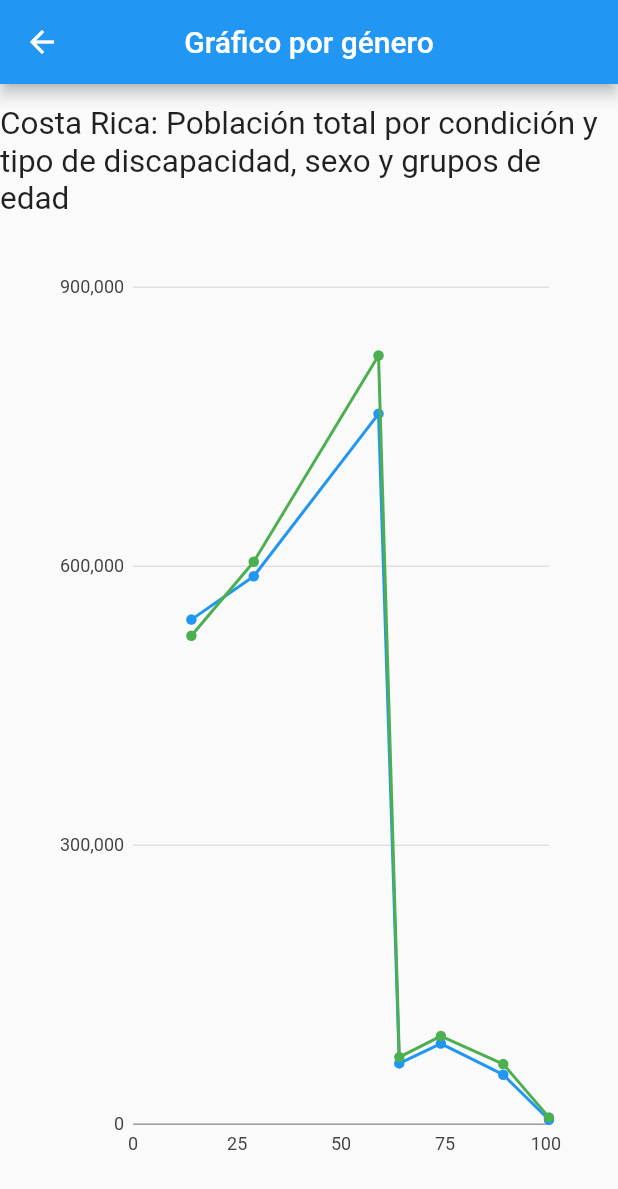
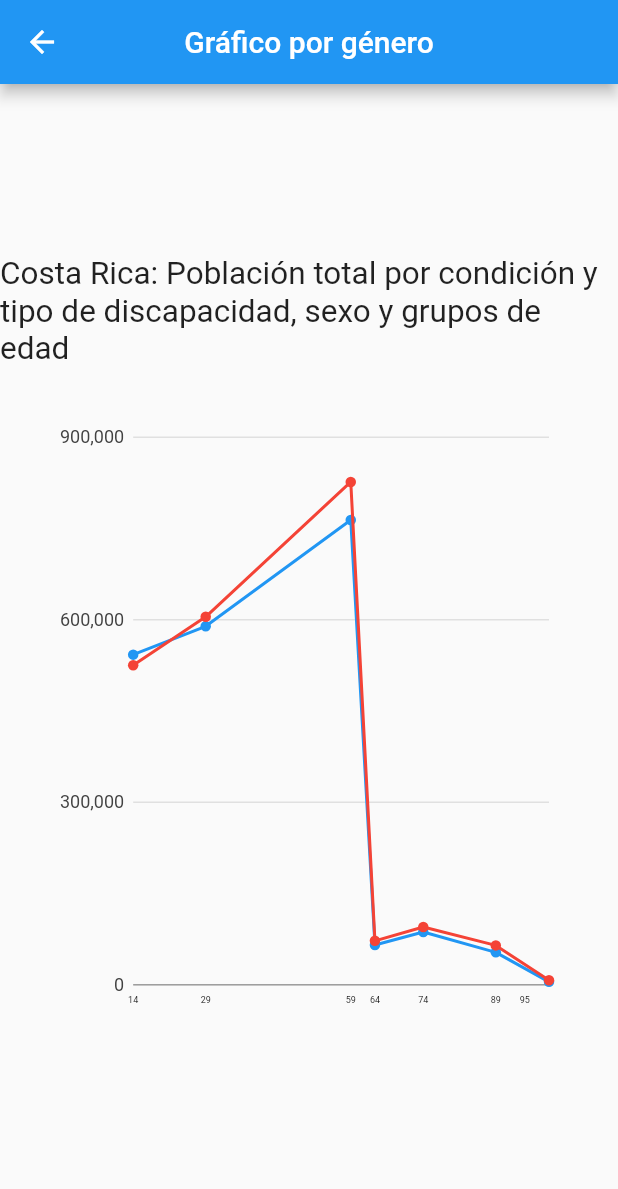
Before and after one commit to Barbara24/Visualizacion1, a Flutter app: the Lines screen opened directly, on a phone screen of 412 x 824 dp. Shown: the top 1189 px of the screen. Run offline on Flutter 3.47's test engine with Material 2 defaults, Android fonts, the phone set to English and light mode, and no system bars; our stand-ins replace charts_flutter.

Commit message:
[Update] Graphs Details

```diff
--- a/first_project/lib/genero.dart
+++ b/first_project/lib/genero.dart
@@ -14,10 +14,11 @@ class Genero {
   final String mental;
   final String ninguna;
   final charts.Color color;
+  final String rango;
 
 
   Genero(this.sexo,this.rangoEdades, this.poblacionTotal, this.lentesPuestos, this.hablar, this.caminar, this.brazos, this.intelectual,
-      this.mental,this.ninguna,Color color)
+      this.mental,this.ninguna,Color color, this.rango)
       : this.color = new charts.Color(
       r: color.red, g: color.green, b: color.blue, a: color.alpha);
 }
--- a/first_project/lib/lines.dart
+++ b/first_project/lib/lines.dart
@@ -3,6 +3,9 @@ import 'package:first_project/genero.dart';
 import 'package:flutter/cupertino.dart';
 import 'package:flutter/material.dart';
 import 'package:charts_flutter/flutter.dart' as charts;
+import 'dart:math';
+import 'package:charts_flutter/src/text_element.dart';
+import 'package:charts_flutter/src/text_style.dart' as style;
 
 import 'data.dart';
 
@@ -20,49 +23,103 @@ class LinesState extends State<Lines>{
 
   @override
   Widget build(BuildContext context) {
-    final myFakeDesktopData = [
-      new Genero("Hombre",14, 542618,"1844","4748","2523","1228","5686","1713","522484",Colors.red),
-      new Genero("Hombre",29, 589260,"2705","2870","4800","2465","6587","2948","559775",Colors.red),
-      new Genero("Hombre",59, 763923,"10727","4633","24450","9601","5975","5888","670212",Colors.red),
-      new Genero("Hombre",64, 65432,"2963","680","6209","2179","407","723","47898",Colors.red),
-      new Genero("Hombre",74, 86754,"7145","1336","11381","3537","638","1208","58280",Colors.red),
-      new Genero("Hombre",89, 53283,"9993","1923","12888","3456","574","1428","27492",Colors.red),
-      new Genero("Hombre",100, 4793,"1863","405","2020","535","101","218","1527",Colors.red),
+    final hombres = [
+      new Genero("Hombre",14, 542618,"1844","4748","2523","1228","5686","1713","522484",Colors.blue,"0-14"),
+      new Genero("Hombre",29, 589260,"2705","2870","4800","2465","6587","2948","559775",Colors.blue,"15-29"),
+      new Genero("Hombre",59, 763923,"10727","4633","24450","9601","5975","5888","670212",Colors.blue,"30-59"),
+      new Genero("Hombre",64, 65432,"2963","680","6209","2179","407","723","47898",Colors.blue,"60-64"),
+      new Genero("Hombre",74, 86754,"7145","1336","11381","3537","638","1208","58280",Colors.blue,"65-74"),
+      new Genero("Hombre",89, 53283,"9993","1923","12888","3456","574","1428","27492",Colors.blue,"75-89"),
+      new Genero("Hombre",100, 4793,"1863","405","2020","535","101","218","1527",Colors.blue,"90-95"),
     ];
 
-    var myFakeTabletData = [
-      new Genero("Mujer",14, 525212,"1495","2583","2226","974","3885","911","509413",Colors.blue),
-      new Genero("Mujer",29, 604820,"2278","1940","3550","1488","4808","2009","576370",Colors.blue),
-      new Genero("Mujer",59, 826543,"9916","3726","24469","9929","4892","5370","725827",Colors.blue),
-      new Genero("Mujer",64, 72192,"2446","530","7581","2587","359","706","52518",Colors.blue),
-      new Genero("Mujer",74, 94828,"5713","1133","15329","4679","566","1268","62202",Colors.blue),
-      new Genero("Mujer",89, 64672,"9265","2203","19333","5132","757","2086","32517",Colors.blue),
-      new Genero("Mujer",100, 7382,"2356","703","3621","1069","181","495","2348",Colors.blue),
+    var mujeres = [
+      new Genero("Mujer",14, 525212,"1495","2583","2226","974","3885","911","509413",Colors.red,"0-14"),
+      new Genero("Mujer",29, 604820,"2278","1940","3550","1488","4808","2009","576370",Colors.red,"15-29"),
+      new Genero("Mujer",59, 826543,"9916","3726","24469","9929","4892","5370","725827",Colors.red,"30-59"),
+      new Genero("Mujer",64, 72192,"2446","530","7581","2587","359","706","52518",Colors.red,"60-64"),
+      new Genero("Mujer",74, 94828,"5713","1133","15329","4679","566","1268","62202",Colors.red,"65-74"),
+      new Genero("Mujer",89, 64672,"9265","2203","19333","5132","757","2086","32517",Colors.red,"75-89"),
+      new Genero("Mujer",100, 7382,"2356","703","3621","1069","181","495","2348",Colors.red,"90-95"),
     ];
 
 
     var series = [
       new charts.Series<Genero, int>(
         id: 'Hombres',
-        colorFn: (_, __) => charts.MaterialPalette.blue.shadeDefault,
+        colorFn: (Genero genero, __) => genero.color,
         domainFn: (Genero genero, _) => genero.rangoEdades,
         measureFn: (Genero genero, _) => genero.poblacionTotal,
-        data: myFakeDesktopData,
+        data: hombres,
       ),
       new charts.Series<Genero, int>(
-        id: 'Muejeres',
-        colorFn: (_, __) => charts.MaterialPalette.green.shadeDefault,
+        id: 'Mujeres',
+        colorFn: (Genero genero, __) => genero.color,
         domainFn: (Genero genero, _) => genero.rangoEdades,
         measureFn: (Genero genero, _) => genero.poblacionTotal,
-        data: myFakeTabletData,
+        data: mujeres,
       ),
+    ];
+
+    final staticTicks = <charts.TickSpec<int>>[
+      new charts.TickSpec(
+          14,
+          label: "0-14",
+          style: new charts.TextStyleSpec(
+              color: Color.black)),
+      new charts.TickSpec(
+          29,
+          label: "15-29",
+          style: new charts.TextStyleSpec(
+              color: Color.black)),
+      new charts.TickSpec(
+          59,
+          label: "30-59",
+          style: new charts.TextStyleSpec(
+              color: Color.black)),
+      new charts.TickSpec(
+          64,
+          label: "60-64",
+          style: new charts.TextStyleSpec(
+              color: Color.black)),
+      new charts.TickSpec(
+          74,
+          label: "65-74",
+          style: new charts.TextStyleSpec(
+              color: Color.black)),
+      new charts.TickSpec(
+          89,
+          label: "75-89",
+          style: new charts.TextStyleSpec(
+              color: Color.black)),
+      new charts.TickSpec(
+          95,
+          label: "90-95",
+          style: new charts.TextStyleSpec(
+              color: Color.black)),
     ];
 
     var chart = new charts.LineChart(
       series,
       animate: true,
-        defaultRenderer: new charts.LineRendererConfig(includePoints: true)
+        domainAxis: new charts.NumericAxisSpec(
+            tickProviderSpec: new charts.StaticNumericTickProviderSpec(staticTicks),
+            renderSpec: new charts.SmallTickRendererSpec(
+                labelStyle: new charts.TextStyleSpec(
+                    fontSize: 6,
+                    color: charts.MaterialPalette.black))
+        ),
+        defaultRenderer: new charts.LineRendererConfig(includePoints: true),
+      behaviors: [new charts.LinePointHighlighter(
+          showHorizontalFollowLine:
+          charts.LinePointHighlighterFollowLineType.nearest,
+          showVerticalFollowLine:
+          charts.LinePointHighlighterFollowLineType.nearest),
+          new charts.SelectNearest(eventTrigger: charts.SelectionTrigger.tapAndDrag),
+      ],
+
     );
+
     return Scaffold(
       appBar: AppBar(
         title: Text("Gráfico por género"),
@@ -77,7 +134,7 @@ class LinesState extends State<Lines>{
           Padding(
             padding: new EdgeInsets.all(32.0),
             child: new SizedBox(
-              height: 600.0,
+              height: 400.0,
               child: chart,
             ),
           ),
```
Also changed, not shown: first_project/lib/bubbles.dart (+46 -12 lines).
